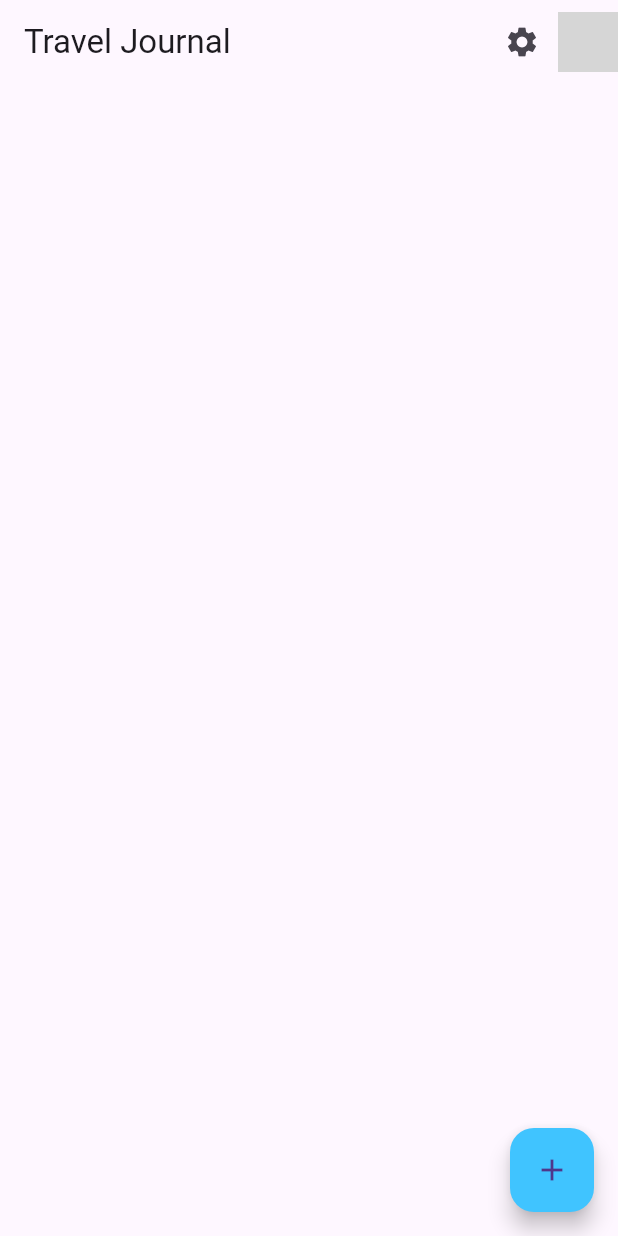
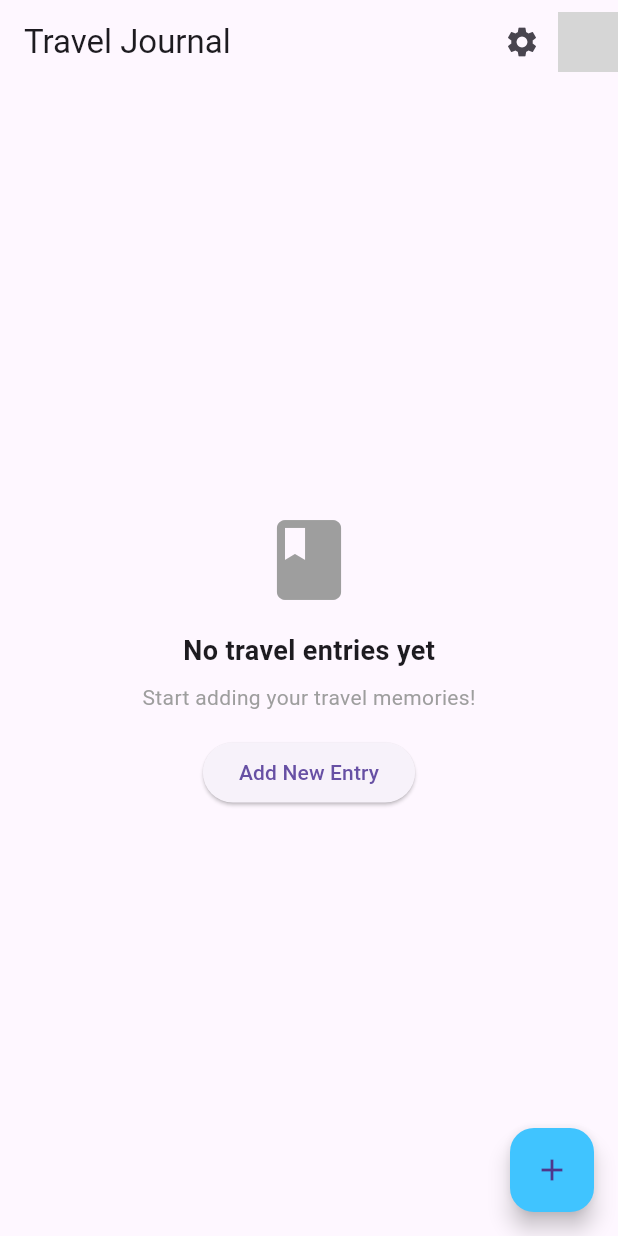
Before and after one commit to Rishabh2503/Travel_journal, a Flutter app: the HomeScreen screen opened directly, on a phone screen of 412 x 824 dp. Run offline on Flutter 3.47's test engine with Material 3 defaults, Android fonts, the phone set to English and light mode, and no system bars; our stand-ins replace cloud_firestore, firebase_auth, firebase_core, firebase_storage, flutter_dotenv, flutter_map and 4 more; accounts and stored records are empty; network calls fail; grey boxes are pictures that could not be loaded.

Commit message:
Screen shoots added

```diff
--- a/lib/screens/home_screen.dart
+++ b/lib/screens/home_screen.dart
@@ -48,6 +48,36 @@ class HomeScreen extends StatelessWidget {
               }).toList() ??
               [];
 
+          if (entries.isEmpty) {
+            return Center(
+              child: Column(
+                mainAxisAlignment: MainAxisAlignment.center,
+                children: [
+                  const Icon(Icons.book, size: 64, color: Colors.grey),
+                  const SizedBox(height: 16),
+                  const Text(
+                    'No travel entries yet',
+                    style: TextStyle(fontSize: 18, fontWeight: FontWeight.bold),
+                  ),
+                  const SizedBox(height: 8),
+                  const Text(
+                    'Start adding your travel memories!',
+                    style: TextStyle(color: Colors.grey),
+                  ),
+                  const SizedBox(height: 16),
+                  ElevatedButton(
+                    onPressed: () {
+                      Navigator.of(context).push(
+                        MaterialPageRoute(
+                            builder: (context) => JournalEntryScreen()),
+                      );
+                    },
+                    child: const Text('Add New Entry'),
+                  ),
+                ],
+              ),
+            );
+          }
           return ListView.builder(
             itemCount: entries.length,
             itemBuilder: (context, index) {
```
Also changed, not shown: lib/screens/journal_entry_screen.dart (+19 -0 lines), assets/IMG-20240826-WA0001.jpg (added), assets/IMG-20240826-WA0002.jpg (added), assets/IMG-20240826-WA0003.jpg (added), assets/IMG-20240826-WA0004.jpg (added), assets/IMG-20240826-WA0005.jpg (added), assets/IMG-20240826-WA0006.jpg (added), assets/IMG-20240826-WA0007.jpg (added), assets/IMG-20240826-WA0008.jpg (added), assets/IMG-20240826-WA0009.jpg (added), assets/IMG-20240826-WA0010.jpg (added).
